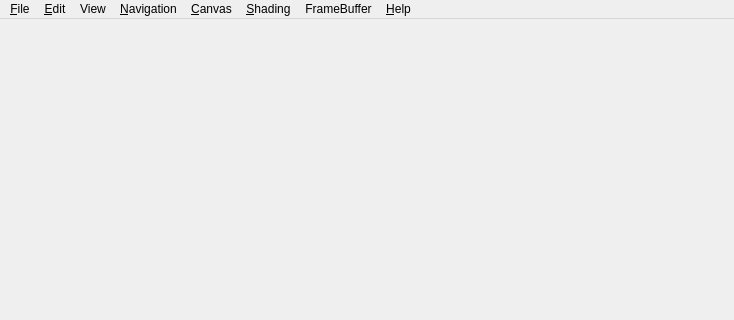
xchrdw/cgsee, file libs/gui/viewer.ui: the form before one commit; both pictures show x 0 to 734 and y 0 to 320 of the 734 by 541 pixel window.
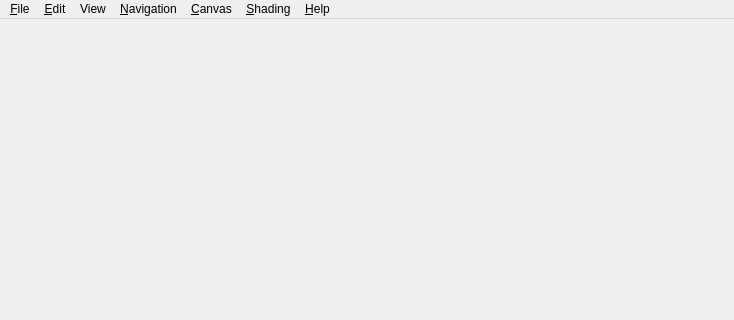
The form after the commit.

Commit message: #71, put Framebufferactions in the existing select framebuffer menu

```diff
--- a/libs/gui/viewer.ui
+++ b/libs/gui/viewer.ui
@@ -153,15 +153,6 @@
     <addaction name="toggleNavigator"/>
     <addaction name="toggleExplorer"/>
    </widget>
-   <widget class="QMenu" name="menuFrameBuffer">
-    <property name="title">
-     <string>FrameBuffer</string>
-    </property>
-    <addaction name="fboColorAction"/>
-    <addaction name="fboNormalzAction"/>
-    <addaction name="fboShadowMapAction"/>
-    <addaction name="fboTempBufferAction"/>
-   </widget>
    <addaction name="fileMenu"/>
    <addaction name="editMenu"/>
    <addaction name="menuView"/>
```
Left out of the diff: 5 changed lines with no effect on the pictures.
